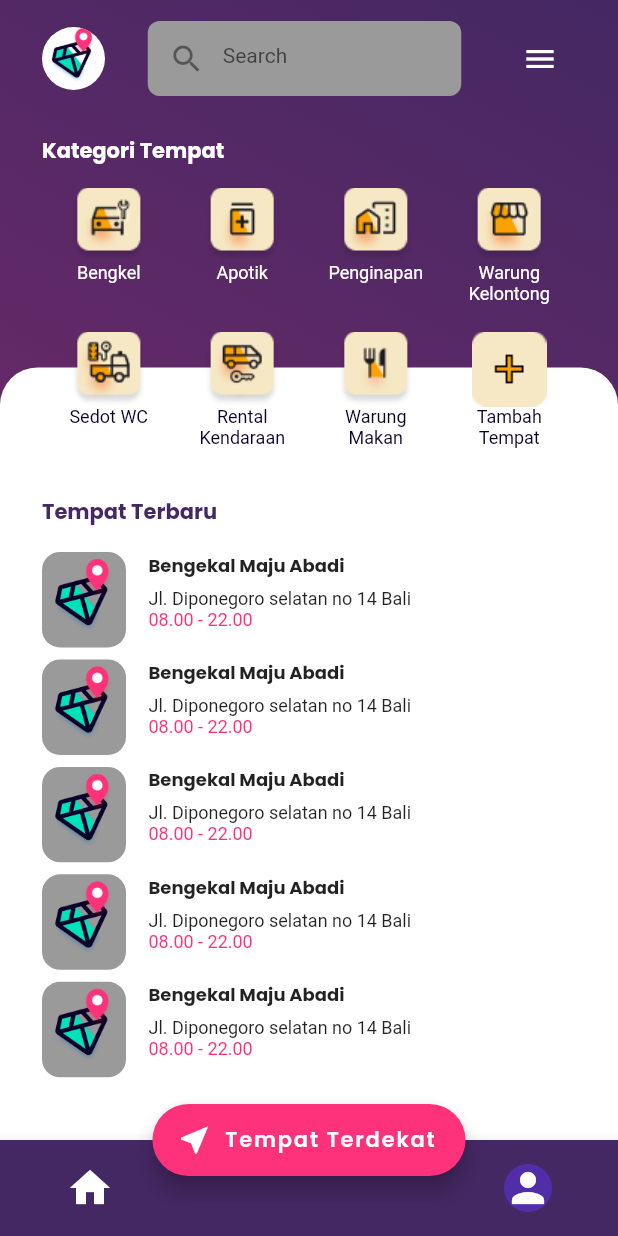
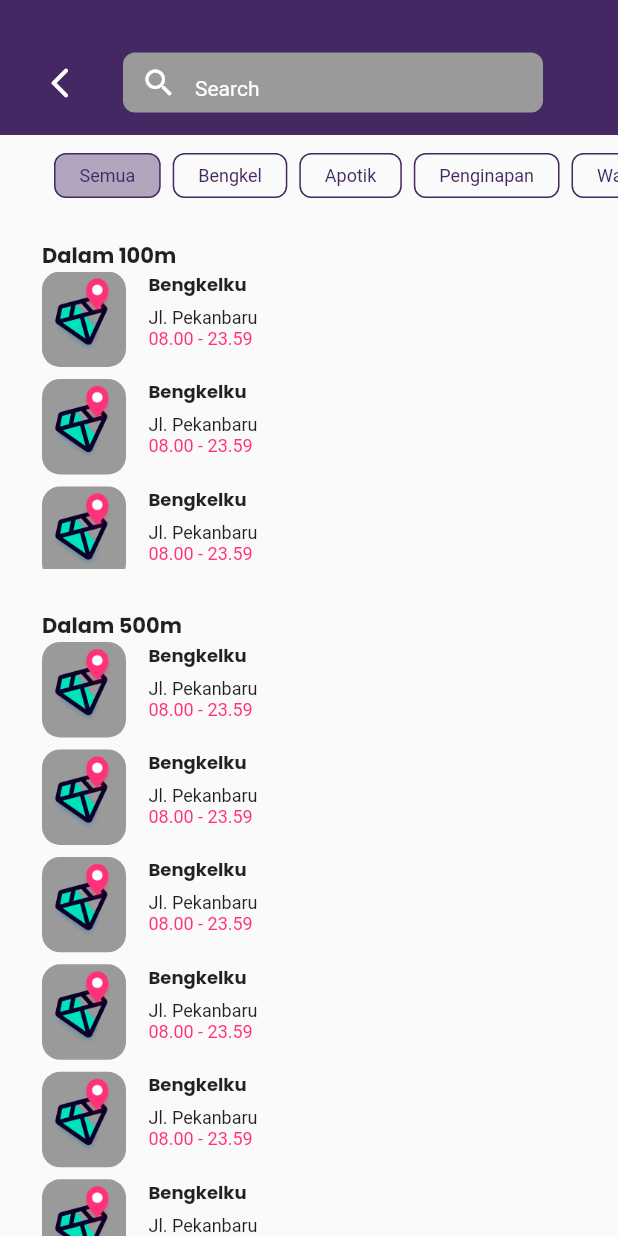
Before and after one commit to CPSG-09/hiddengems, a Flutter app: the HomePage screen opened by its route, after a tap on "Tempat Terdekat", on a phone screen of 412 x 824 dp. Run offline on Flutter 3.47's test engine with Material 2 defaults, Android fonts, the phone set to English and light mode, and no system bars; our stand-ins replace firebase_core, google_fonts; missing offline and left inert: cloud_firestore_web, firebase_auth_web, firebase_core_web, firebase_storage_web; accounts and stored records are empty; Roboto replaces fonts that are missing (Heebo).

Commit message:
Penambahan Slicing Search Page

```diff
--- a/lib/main.dart
+++ b/lib/main.dart
@@ -3,6 +3,7 @@ import 'package:hiddengems/common/utils.dart';
 import 'package:hiddengems/persentation/pages/home_page.dart';
 import 'package:hiddengems/persentation/pages/login_page.dart';
 import 'package:hiddengems/persentation/pages/profile_page.dart';
+import 'package:hiddengems/persentation/pages/search_page.dart';
 import 'package:hiddengems/persentation/pages/signup_page.dart';
 import 'package:hiddengems/persentation/pages/splash_page.dart';
 import 'package:hiddengems/persentation/pages/tambah_tampat_page.dart';
@@ -43,6 +44,8 @@ class MyApp extends StatelessWidget {
             return MaterialPageRoute(builder: (_) => const ProfilePage());
           case TambahTempatPage.ROUTE_NAME:
             return MaterialPageRoute(builder: (_) => const TambahTempatPage());
+          case SearchPage.ROUTE_NAME:
+            return MaterialPageRoute(builder: (_) => const SearchPage());
           default:
             return MaterialPageRoute(builder: (_) {
               return const Scaffold(
--- a/lib/persentation/pages/home_page.dart
+++ b/lib/persentation/pages/home_page.dart
@@ -1,6 +1,7 @@
 import 'package:flutter/material.dart';
 import 'package:hiddengems/common/constants.dart';
 import 'package:hiddengems/persentation/pages/profile_page.dart';
+import 'package:hiddengems/persentation/pages/search_page.dart';
 import 'package:hiddengems/persentation/pages/tambah_tampat_page.dart';
 import 'package:hiddengems/persentation/widgets/icon_menu.dart';
 import 'package:hiddengems/persentation/widgets/item_card.dart';
@@ -45,7 +46,9 @@ class _HomePageState extends State<HomePage> {
       ),
       floatingActionButton: FloatingActionButton.extended(
         backgroundColor: kPink,
-        onPressed: () {},
+        onPressed: () {
+          Navigator.pushNamed(context, SearchPage.ROUTE_NAME);
+        },
         label: Text(
           'Tempat Terdekat',
           style: kButton,
@@ -93,20 +96,32 @@ class _HomePageState extends State<HomePage> {
                                 color: kWhite,
                                 borderRadius: BorderRadius.circular(100)),
                           ),
-                          Container(
-                            padding: const EdgeInsets.all(2),
+                          GestureDetector(
+                            onTap: () {
+                              Navigator.pushNamed(
+                                  context, SearchPage.ROUTE_NAME);
+                            },
+                            child: Container(
+                              padding: const EdgeInsets.all(8),
                               width: 209,
                               height: 50,
                               decoration: BoxDecoration(
                                 color: kGrey,
                                 borderRadius: BorderRadius.circular(8),
                               ),
-                            child: TextField(
-                              style: kFieldInput,
-                              decoration: const InputDecoration(
-                                prefixIcon: Icon(Icons.search),
-                                border: InputBorder.none,
-                                hintText: 'Search',
+                              child: Row(
+                                mainAxisAlignment:
+                                    MainAxisAlignment.spaceEvenly,
+                                children: [
+                                  const Icon(
+                                    Icons.search,
+                                    color: kWhite,
+                                  ),
+                                  Text(
+                                    'Cari HiddenGems....',
+                                    style: kFieldInput.copyWith(color: kWhite),
+                                  ),
+                                ],
                               ),
                             ),
                           ),
--- /dev/null
+++ b/lib/persentation/pages/search_page.dart
@@ -0,0 +1,168 @@
+import 'package:flutter/material.dart';
+import 'package:hiddengems/common/constants.dart';
+import 'package:hiddengems/persentation/widgets/category_list.dart';
+import 'package:hiddengems/persentation/widgets/item_card.dart';
+
+class SearchPage extends StatefulWidget {
+  static const ROUTE_NAME = '/search';
+
+  const SearchPage({Key? key}) : super(key: key);
+
+  @override
+  State<SearchPage> createState() => _SearchPageState();
+}
+
+class _SearchPageState extends State<SearchPage> {
+  @override
+  Widget build(BuildContext context) {
+    return Scaffold(
+      body: Column(
+        crossAxisAlignment: CrossAxisAlignment.start,
+        children: [
+          Container(
+            padding: const EdgeInsets.only(top: 20, left: 16),
+            width: double.infinity,
+            height: 90,
+            color: kPurple,
+            child: Row(
+              children: [
+                IconButton(
+                  onPressed: () {
+                    Navigator.pop(context);
+                  },
+                  icon: const Icon(
+                    Icons.arrow_back_ios_new_rounded,
+                    color: kWhite,
+                  ),
+                ),
+                const SizedBox(width: 18),
+                Container(
+                  width: 280,
+                  height: 40,
+                  decoration: BoxDecoration(
+                    color: kGrey,
+                    borderRadius: BorderRadius.circular(8),
+                  ),
+                  child: TextField(
+                    style: kFieldInput.copyWith(color: kWhite),
+                    decoration: const InputDecoration(
+                        prefixIcon: Icon(
+                          Icons.search,
+                          color: kWhite,
+                        ),
+                        border: InputBorder.none,
+                        hintText: 'Search',
+                        hintStyle: TextStyle(color: kWhite)),
+                  ),
+                ),
+              ],
+            ),
+          ),
+          Padding(
+            padding: const EdgeInsets.only(left: 28),
+            child: Column(
+              crossAxisAlignment: CrossAxisAlignment.start,
+              children: [
+                const CategoryList(),
+                const SizedBox(height: 28),
+                Text('Dalam 100m', style: kFieldTitle),
+              ],
+            ),
+          ),
+          Expanded(
+            flex: 1,
+            child: Padding(
+              padding: const EdgeInsets.only(left: 28),
+              child: ListView(
+                shrinkWrap: true,
+                children: [
+                  ItemCard(
+                    title: 'Bengkelku',
+                    address: 'Jl. Pekanbaru',
+                    time: '08.00 - 23.59',
+                    onTap: () {},
+                  ),
+                  ItemCard(
+                    title: 'Bengkelku',
+                    address: 'Jl. Pekanbaru',
+                    time: '08.00 - 23.59',
+                    onTap: () {},
+                  ),
+                  ItemCard(
+                    title: 'Bengkelku',
+                    address: 'Jl. Pekanbaru',
+                    time: '08.00 - 23.59',
+                    onTap: () {},
+                  ),
+                  ItemCard(
+                    title: 'Bengkelku',
+                    address: 'Jl. Pekanbaru',
+                    time: '08.00 - 23.59',
+                    onTap: () {},
+                  ),
+                  ItemCard(
+                    title: 'Bengkelku',
+                    address: 'Jl. Pekanbaru',
+                    time: '08.00 - 23.59',
+                    onTap: () {},
+                  ),
+                ],
+              ),
+            ),
+          ),
+          Padding(
+            padding: const EdgeInsets.only(left: 28, top: 28),
+            child: Text('Dalam 500m', style: kFieldTitle),
+          ),
+          Expanded(
+            flex: 2,
+            child: Padding(
+              padding: const EdgeInsets.only(left: 28),
+              child: ListView(
+                shrinkWrap: true,
+                children: [
+                  ItemCard(
+                    title: 'Bengkelku',
+                    address: 'Jl. Pekanbaru',
+                    time: '08.00 - 23.59',
+                    onTap: () {},
+                  ),
+                  ItemCard(
+                    title: 'Bengkelku',
+                    address: 'Jl. Pekanbaru',
+                    time: '08.00 - 23.59',
+                    onTap: () {},
+                  ),
+                  ItemCard(
+                    title: 'Bengkelku',
+                    address: 'Jl. Pekanbaru',
+                    time: '08.00 - 23.59',
+                    onTap: () {},
+                  ),
+                  ItemCard(
+                    title: 'Bengkelku',
+                    address: 'Jl. Pekanbaru',
+                    time: '08.00 - 23.59',
+                    onTap: () {},
+                  ),
+                  ItemCard(
+                    title: 'Bengkelku',
+                    address: 'Jl. Pekanbaru',
+                    time: '08.00 - 23.59',
+                    onTap: () {},
+                  ),
+                  ItemCard(
+                    title: 'Bengkelku',
+                    address: 'Jl. Pekanbaru',
+                    time: '08.00 - 23.59',
+                    onTap: () {},
+                  ),
+                ],
+              ),
+            ),
+          ),
+        ],
+      ),
+    );
+  }
+}
--- a/lib/persentation/pages/tambah_tampat_page.dart
+++ b/lib/persentation/pages/tambah_tampat_page.dart
@@ -199,7 +199,7 @@ class _TambahTempatPageState extends State<TambahTempatPage> {
                           ),
                         ],
                       ),
-                      SizedBox(height: 28),
+                      const SizedBox(height: 28),
                       Button(
                           name: 'Tambah Tempat',
                           onPressed: () {},
--- /dev/null
+++ b/lib/persentation/widgets/category_list.dart
@@ -0,0 +1,59 @@
+import 'package:flutter/material.dart';
+import 'package:hiddengems/common/constants.dart';
+
+class CategoryList extends StatefulWidget {
+  const CategoryList({Key? key}) : super(key: key);
+
+  @override
+  State<CategoryList> createState() => _CategoryListState();
+}
+
+class _CategoryListState extends State<CategoryList> {
+  List categories = [
+    'Semua',
+    'Bengkel',
+    'Apotik',
+    'Penginapan',
+    'Warung Kelontong',
+    'Sedot WC',
+    'Rental Kendaraan',
+    'Warung Makan'
+  ];
+
+  int selectedIndex = 0;
+
+  @override
+  Widget build(BuildContext context) {
+    return Container(
+      margin: const EdgeInsets.only(top: 12),
+      height: 30,
+      child: ListView.builder(
+        scrollDirection: Axis.horizontal,
+        itemCount: categories.length,
+        itemBuilder: (context, index) => GestureDetector(
+          onTap: () {
+            setState(() {
+              selectedIndex = index;
+            });
+          },
+          child: Container(
+            alignment: Alignment.center,
+            margin: EdgeInsets.only(
+                left: 8, right: index == categories.length - 1 ? 16 : 0),
+            padding: const EdgeInsets.symmetric(horizontal: 16),
+            decoration: BoxDecoration(
+                color: index == selectedIndex
+                    ? kPurple.withOpacity(0.4)
+                    : Colors.transparent,
+                borderRadius: BorderRadius.circular(8),
+                border: Border.all(width: 1, color: kPurple)),
+            child: Text(
+              categories[index],
+              style: kSubtitle.copyWith(color: kPurple),
+            ),
+          ),
+        ),
+      ),
+    );
+  }
+}
```
Lines whose indentation alone changed are shown as unchanged.
